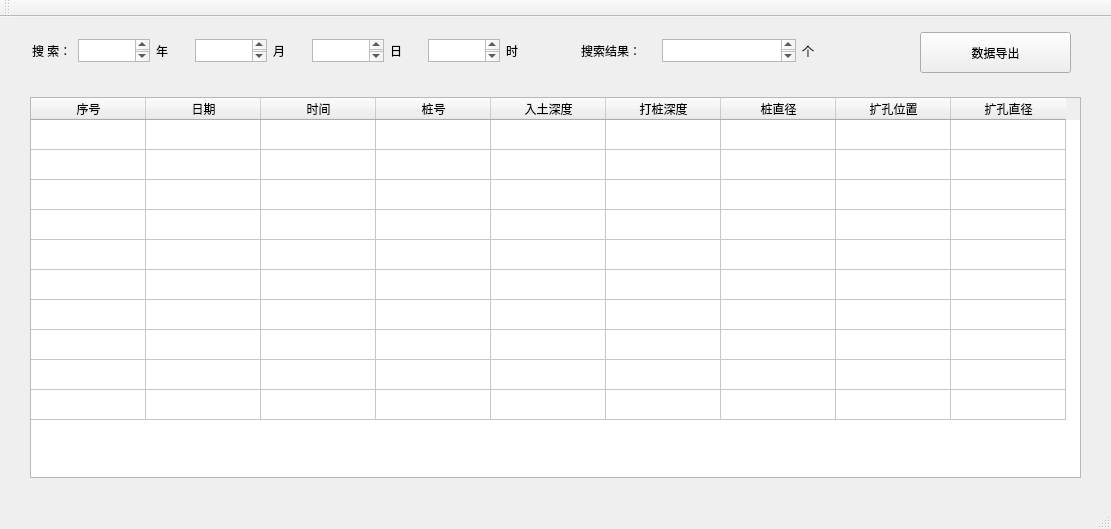
This is mainwindow.ui in QuChuanbo/TongXin as Qt 5 draws it before an edit. The edited form follows.
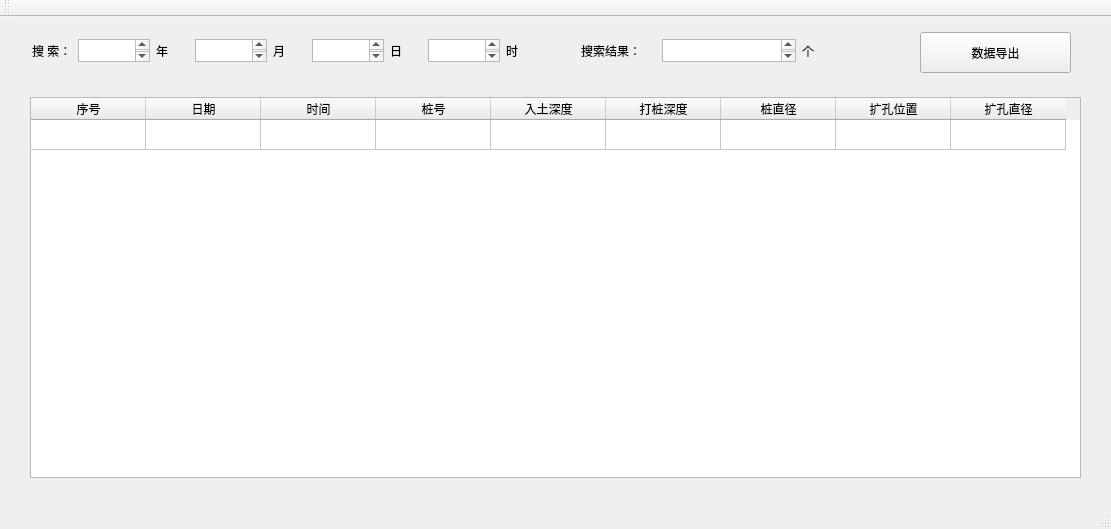
This is the edited form. The open tabs and pages were chosen to show the change.

```diff
--- a/mainwindow.ui
+++ b/mainwindow.ui
@@ -23,6 +23,9 @@
       <height>491</height>
      </rect>
     </property>
+    <property name="midLineWidth">
+     <number>1</number>
+    </property>
     <property name="currentIndex">
      <number>0</number>
     </property>
@@ -1223,6 +1226,12 @@
       <property name="styleSheet">
        <string notr="true">font: 25 16pt &quot;SimSun&quot;;</string>
       </property>
+      <property name="lineWidth">
+       <number>1</number>
+      </property>
+      <property name="midLineWidth">
+       <number>1</number>
+      </property>
       <property name="showDropIndicator" stdset="0">
        <bool>true</bool>
       </property>
@@ -1230,7 +1239,7 @@
        <bool>true</bool>
       </property>
       <property name="rowCount">
-       <number>10</number>
+       <number>1</number>
       </property>
       <property name="columnCount">
        <number>9</number>
@@ -1243,18 +1252,9 @@
       </attribute>
       <row>
        <property name="text">
-        <string/>
+        <string>1</string>
        </property>
       </row>
-      <row/>
-      <row/>
-      <row/>
-      <row/>
-      <row/>
-      <row/>
-      <row/>
-      <row/>
-      <row/>
       <column>
        <property name="text">
         <string>序号</string>
```
Left out of the diff: 4 changed lines with no effect on the pictures.
